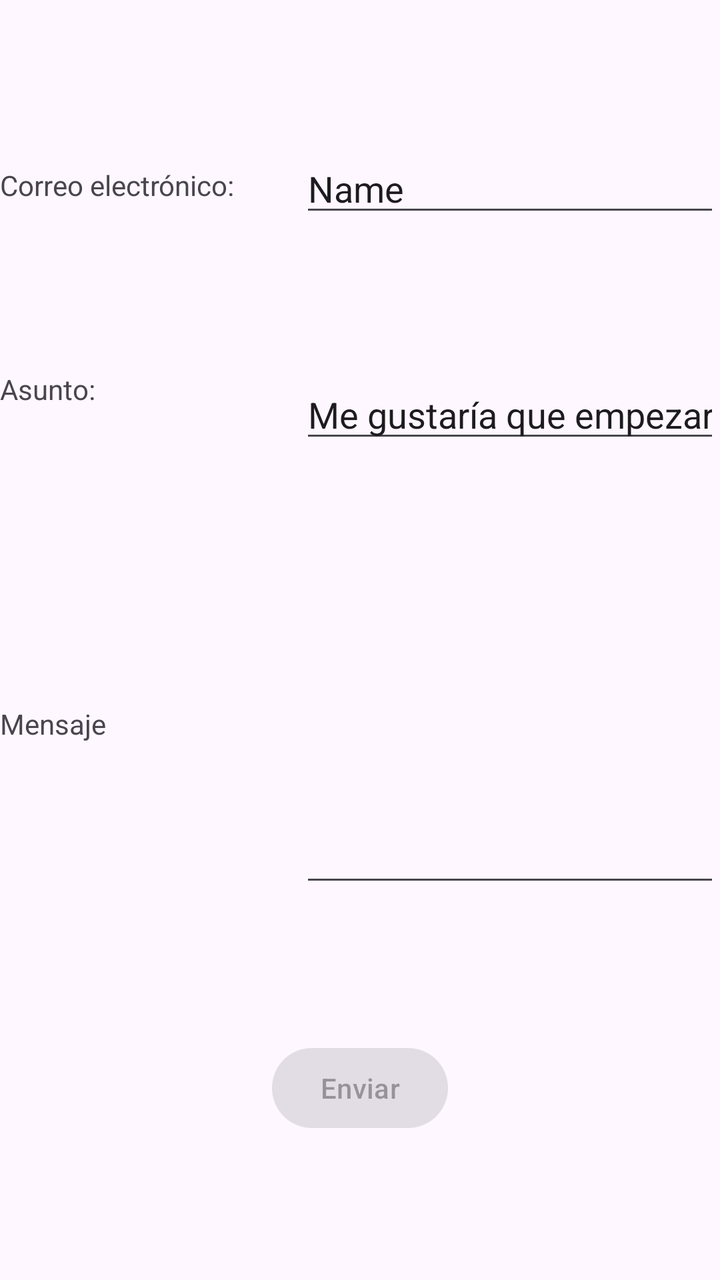
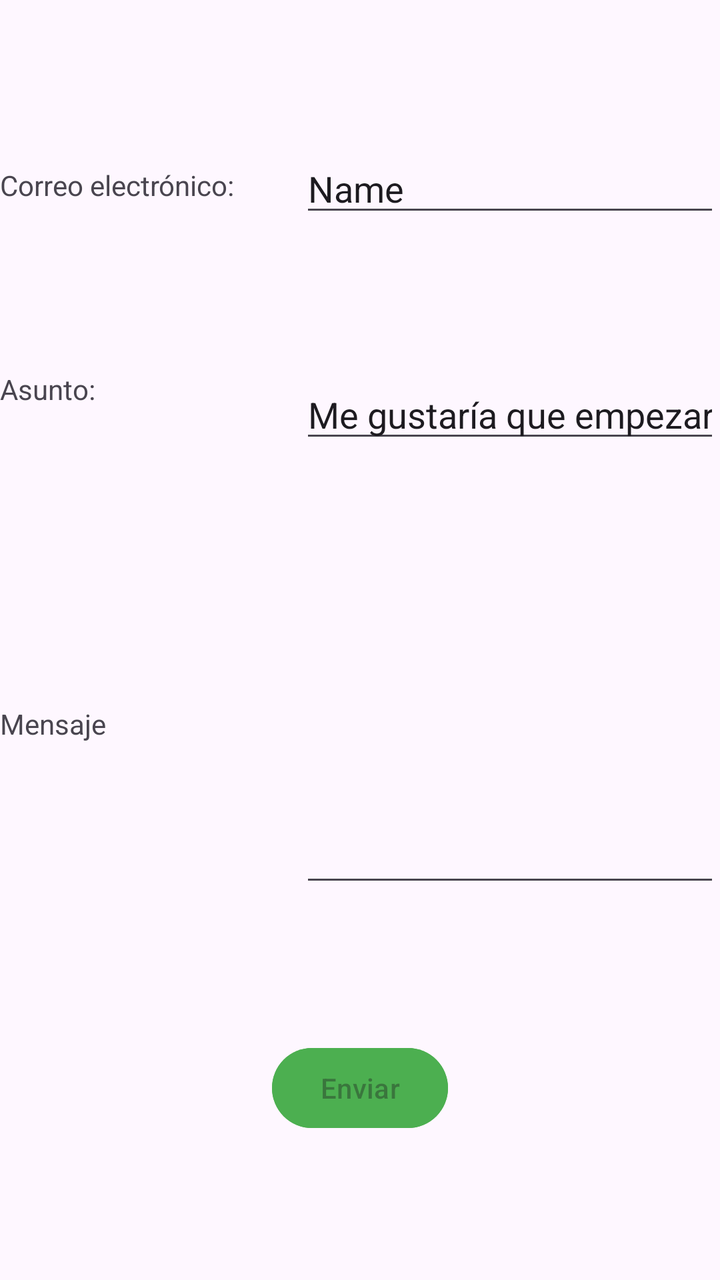

Screens rendered from an Android XML layout before and after an edit, with the pre-edit source and the edit as a unified diff.
<!-- AndroidManifest.xml: application theme Theme.ElPastillero -->
<!-- res/layout/activity_invitacion.xml -->
<?xml version="1.0" encoding="utf-8"?>
<androidx.constraintlayout.widget.ConstraintLayout xmlns:android="http://schemas.android.com/apk/res/android"
    xmlns:app="http://schemas.android.com/apk/res-auto"
    xmlns:tools="http://schemas.android.com/tools"
    android:id="@+id/main"
    android:layout_width="match_parent"
    android:layout_height="match_parent"
    tools:context=".Invitacion">

    <TextView
        android:id="@+id/lbCorreo"
        android:layout_width="150dp"
        android:layout_height="wrap_content"
        android:text="Correo electrónico:"
        app:layout_constraintTop_toTopOf="parent"
        app:layout_constraintBottom_toTopOf="@id/lbAsunto"
        app:layout_constraintStart_toStartOf="parent"
        app:layout_constraintEnd_toStartOf="@id/correo"
        />

    <EditText
        android:id="@+id/correo"
        android:layout_width="wrap_content"
        android:layout_height="wrap_content"
        android:ems="10"
        android:inputType="text"
        android:text="Name"
        app:layout_constraintTop_toTopOf="parent"
        app:layout_constraintBottom_toTopOf="@id/asunto"
        app:layout_constraintEnd_toEndOf="parent"
        app:layout_constraintStart_toEndOf="@id/lbCorreo"
        />
    <TextView
        android:id="@+id/lbAsunto"
        android:layout_width="150dp"
        android:layout_height="wrap_content"
        android:text="Asunto: "
        app:layout_constraintBottom_toTopOf="@id/lbmensaje"
        app:layout_constraintTop_toBottomOf="@id/lbCorreo"
        app:layout_constraintStart_toStartOf="parent"
        app:layout_constraintEnd_toStartOf="@id/asunto"
        />

    <EditText
        android:id="@+id/asunto"
        android:layout_width="wrap_content"
        android:layout_height="wrap_content"
        android:ems="10"
        android:inputType="text"
        android:text="Me gustaría que empezaras a usar esta APP"
        app:layout_constraintStart_toEndOf="@id/lbAsunto"
        app:layout_constraintEnd_toEndOf="parent"
        app:layout_constraintTop_toBottomOf="@id/correo"
        app:layout_constraintBottom_toTopOf="@id/mensaje"
        />

    <TextView
        android:id="@+id/lbmensaje"
        android:layout_width="150dp"
        android:layout_height="150dp"
        android:gravity="center_vertical"
        android:text="Mensaje"
        app:layout_constraintBottom_toTopOf="@id/btnEnviar"
        app:layout_constraintEnd_toStartOf="@id/mensaje"
        app:layout_constraintStart_toStartOf="parent"
        app:layout_constraintTop_toBottomOf="@id/lbAsunto" />

    <EditText
        android:id="@+id/mensaje"
        android:layout_width="wrap_content"
        android:layout_height="150dp"
        android:ems="10"
        android:gravity="center_vertical"
        android:inputType="text"
        app:layout_constraintBottom_toTopOf="@id/btnEnviar"
        app:layout_constraintEnd_toEndOf="parent"
        app:layout_constraintStart_toEndOf="@id/lbmensaje"
        app:layout_constraintTop_toBottomOf="@id/asunto" />

    <Button
        android:id="@+id/btnEnviar"
        android:layout_width="wrap_content"
        android:layout_height="wrap_content"
        android:enabled="false"
        android:text="Enviar"
        app:layout_constraintBottom_toBottomOf="parent"
        app:layout_constraintEnd_toEndOf="parent"
        app:layout_constraintStart_toStartOf="parent"
        app:layout_constraintTop_toBottomOf="@id/mensaje" />

</androidx.constraintlayout.widget.ConstraintLayout>
<!-- resources referenced by this layout -->
<resources>
  <style name="Theme.ElPastillero" parent="Base.Theme.ElPastillero" />
  <style name="Base.Theme.ElPastillero" parent="Theme.Material3.DayNight.NoActionBar">
          
          
      </style>
</resources>

<!-- the commit's change to res/layout/activity_invitacion.xml (unified diff, before → after) -->
@@ -83,6 +83,7 @@
         android:layout_height="wrap_content"
         android:enabled="false"
         android:text="Enviar"
+        android:backgroundTint="#4CAF50"
         app:layout_constraintBottom_toBottomOf="parent"
         app:layout_constraintEnd_toEndOf="parent"
         app:layout_constraintStart_toStartOf="parent"
